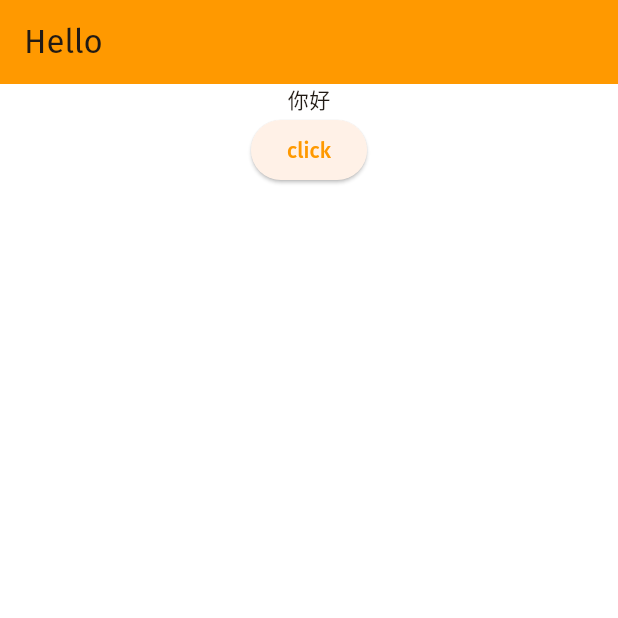
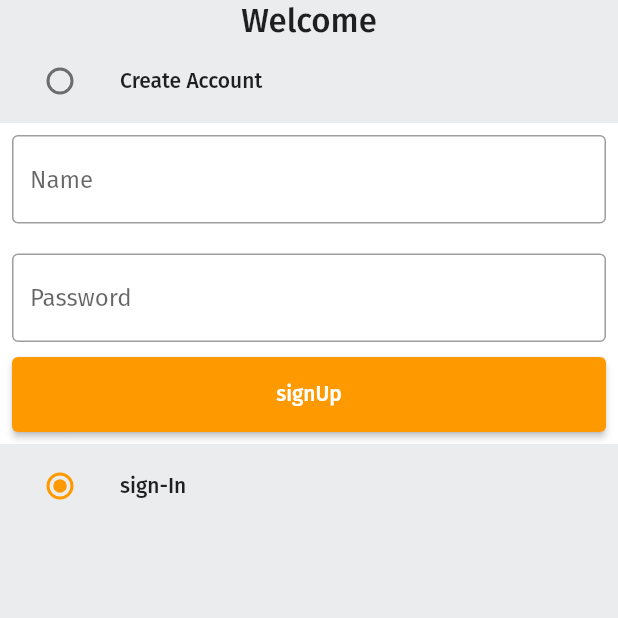
Before and after one commit to 810505339/flutter_app_learn, a Flutter app: the screen it shows after launch, on a phone screen of 412 x 824 dp, the top half of it. Run offline on Flutter 3.47's test engine with Material 3 defaults, Android fonts, the phone set to English and light mode, and no system bars; our stand-ins replace google_fonts.

Commit message:
add login

```diff
--- /dev/null
+++ b/lib/common/widgets/custom_button.dart
@@ -0,0 +1,18 @@
+import 'package:flutter/material.dart';
+
+class CustomButton extends StatelessWidget {
+  final String text;
+  final VoidCallback onTap;
+  const CustomButton({super.key, required this.text, required this.onTap});
+
+  @override
+  Widget build(BuildContext context) {
+    return ElevatedButton(
+      onPressed: onTap,
+      style: ElevatedButton.styleFrom(
+        minimumSize: const Size(double.infinity, 50),
+      ),
+      child: Text(text),
+    );
+  }
+}
--- /dev/null
+++ b/lib/common/widgets/custom_textfield.dart
@@ -0,0 +1,22 @@
+import 'package:flutter/material.dart';
+
+class CustomTextField extends StatelessWidget {
+  final String? hintText;
+  final TextEditingController controller;
+  const CustomTextField({super.key, this.hintText, required this.controller});
+
+  @override
+  Widget build(BuildContext context) {
+    return TextField(
+      controller: controller,
+      decoration: InputDecoration(
+          hintText: hintText,
+          border: const OutlineInputBorder(
+            borderSide: BorderSide(color: Colors.black38),
+          ),
+          enabledBorder: const OutlineInputBorder(
+            borderSide: BorderSide(color: Colors.black38),
+          )),
+    );
+  }
+}
--- a/lib/constants/global_variables.dart
+++ b/lib/constants/global_variables.dart
@@ -11,7 +11,7 @@ class GlobalVariables {
   ]);
   static const secondaryColor = Color.fromRGBO(255, 153, 0, 1);
   static const background = Colors.white;
-  static const greyBackgroundColor = Color(0xffebecee);
+  static const greyBackgroundColor = Color(0xffebecee); //0xffebecee
   static var selectedNavBarColor = Colors.cyan[800];
   static const unselectedNavBarColor = Colors.black87;
 }
--- /dev/null
+++ b/lib/features/auth/screens/auth_screen.dart
@@ -0,0 +1,117 @@
+import 'package:flutter/material.dart';
+import 'package:flutter_app/common/widgets/custom_button.dart';
+import 'package:flutter_app/common/widgets/custom_textfield.dart';
+import 'package:flutter_app/constants/global_variables.dart';
+
+enum Auth {
+  signUp,
+  signIn,
+}
+
+class AuthScreen extends StatefulWidget {
+  static const String routerName = 'auth-screen';
+
+  const AuthScreen({super.key});
+
+  @override
+  State<AuthScreen> createState() => _AuthScreenState();
+}
+
+class _AuthScreenState extends State<AuthScreen> {
+  var _auth = Auth.signUp;
+  final _signUpFormKey = GlobalKey<FormState>();
+  final _signInFormKey = GlobalKey<FormState>();
+
+  final TextEditingController _emailController = TextEditingController();
+  final TextEditingController _userNameController = TextEditingController();
+  final TextEditingController _passWordController = TextEditingController();
+  @override
+  void dispose() {
+    super.dispose();
+    _emailController.dispose();
+    _userNameController.dispose();
+    _passWordController.dispose();
+  }
+
+  @override
+  Widget build(BuildContext context) {
+    return Scaffold(
+      backgroundColor: GlobalVariables.greyBackgroundColor,
+      body: SafeArea(
+          child: Column(
+        children: [
+          const Text(
+            'Welcome',
+            style: TextStyle(fontSize: 22, fontWeight: FontWeight.w500),
+          ),
+          ListTile(
+            leading: Radio(
+                value: Auth.signIn,
+                groupValue: _auth,
+                onChanged: (Auth? val) {
+                  setState(() {
+                    _auth = val!;
+                  });
+                }),
+            title: const Text('Create Account',
+                style: TextStyle(
+                  fontSize: 14,
+                  fontWeight: FontWeight.w500,
+                )),
+          ),
+          Container(
+            padding: const EdgeInsets.all(8),
+            color: GlobalVariables.background,
+            child: Form(
+                key: _signUpFormKey,
+                child: Column(
+                  children: [
+                    CustomTextField(
+                      controller: _userNameController,
+                      hintText: 'Name',
+                    ),
+                    const SizedBox(
+                      height: 10,
+                    ),
+                    if (_auth == Auth.signIn)
+                      CustomTextField(
+                        controller: _emailController,
+                        hintText: 'Email',
+                      ),
+                    const SizedBox(
+                      height: 10,
+                    ),
+                    CustomTextField(
+                      controller: _passWordController,
+                      hintText: 'Password',
+                    ),
+                    const SizedBox(
+                      height: 10,
+                    ),
+                    CustomButton(
+                      text: 'signUp',
+                      onTap: () {},
+                    )
+                  ],
+                )),
+          ),
+          ListTile(
+            leading: Radio(
+                value: Auth.signUp,
+                groupValue: _auth,
+                onChanged: (Auth? val) {
+                  setState(() {
+                    _auth = val!;
+                  });
+                }),
+            title: const Text('sign-In',
+                style: TextStyle(
+                  fontSize: 14,
+                  fontWeight: FontWeight.w500,
+                )),
+          ),
+        ],
+      )),
+    );
+  }
+}
--- a/lib/main.dart
+++ b/lib/main.dart
@@ -1,6 +1,8 @@
 import 'package:flutter/material.dart';
 import 'package:flutter_app/constants/global_variables.dart';
+import 'package:flutter_app/features/auth/screens/auth_screen.dart';
 import 'package:google_fonts/google_fonts.dart';
+import 'router.dart';
 
 void main() {
   runApp(const MyApp());
@@ -15,11 +17,12 @@ class MyApp extends StatelessWidget {
     return MaterialApp(
       title: 'Amazon Clone',
       theme: ThemeData(
-            useMaterial3: true,
+          useMaterial3: false,
           colorScheme: ColorScheme.fromSeed(
             seedColor: GlobalVariables.secondaryColor,
             primary: GlobalVariables.secondaryColor,
             secondary: GlobalVariables.secondaryColor,
+            brightness :Brightness.light,
           ),
           scaffoldBackgroundColor: GlobalVariables.background,
           fontFamily: GoogleFonts.firaSans().fontFamily,
@@ -27,18 +30,8 @@ class MyApp extends StatelessWidget {
               elevation: 0,
               iconTheme: IconThemeData(color: Colors.black),
               backgroundColor: GlobalVariables.secondaryColor)),
-        home: Scaffold(
-          appBar: AppBar(
-            title: const Text('Hello'),
-          ),
-          body: Column(
-            children: [
-              const Center(
-                child: Text('你好'),
-              ),
-              ElevatedButton(onPressed: () {}, child: const Text('click'))
-            ],
-          ),
-        ));
+      onGenerateRoute: (settings) => generateRoute(settings), //路由拦截器
+      home: const AuthScreen(),
+    );
   }
 }
--- /dev/null
+++ b/lib/router.dart
@@ -0,0 +1,17 @@
+import 'package:flutter/material.dart';
+import 'package:flutter_app/features/auth/screens/auth_screen.dart';
+
+Route<dynamic> generateRoute(RouteSettings routeSettings) {
+  switch (routeSettings.name) {
+    case AuthScreen.routerName:
+      return MaterialPageRoute(
+          settings: routeSettings, builder: (context) => const AuthScreen());
+    default:
+      return MaterialPageRoute(
+          builder: (context) => const Scaffold(
+                body: Center(
+                  child: Text('404 notFound'),
+                ),
+              ));
+  }
+}
```
Also changed, not shown: 1 other file. Lines whose indentation alone changed are shown as unchanged.
